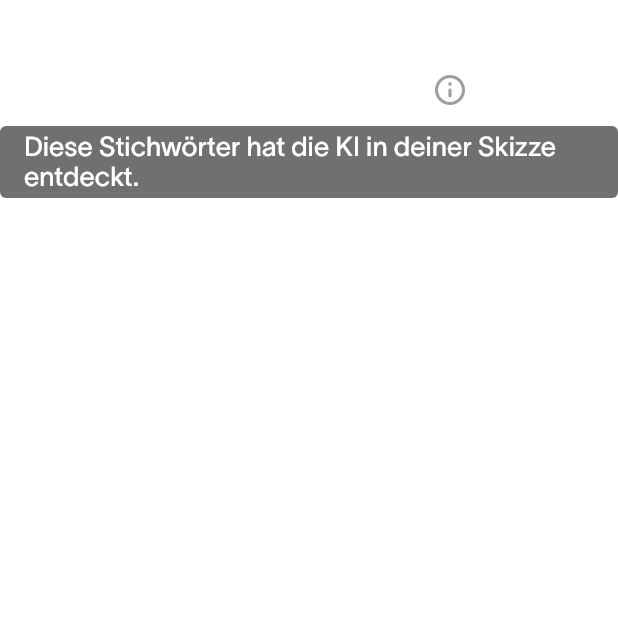
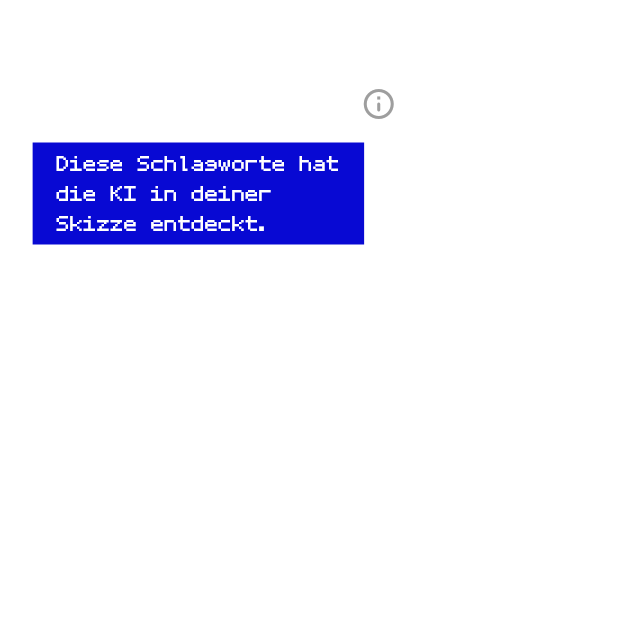
Before and after one commit to disC-SketchySounds/flutter_app, a Flutter app: the AnalysisTagsView screen opened directly, after a tap on the "info outline" icon, on a phone screen of 412 x 824 dp, the top half of it. Run offline on Flutter 3.47's test engine with Material 3 defaults, Android fonts, the phone set to English and light mode, and no system bars; our stand-ins replace shared_preferences; accounts and stored records are empty.

Commit message:
Matched UI to v4 protoype.

```diff
--- a/lib/api/api_service.dart
+++ b/lib/api/api_service.dart
@@ -27,6 +27,7 @@ class APIService {
     var request =
         http.MultipartRequest('POST', Uri.parse('$apiEndpoint/upload-dall-e'));
 
+    print('Loading from $filePath');
     request.files.add(
       await http.MultipartFile.fromPath(
         'inputFile',
--- a/lib/views/analysis_tags_view.dart
+++ b/lib/views/analysis_tags_view.dart
@@ -22,17 +22,22 @@ class AnalysisTagsView extends StatelessWidget {
                   triggerMode: TooltipTriggerMode.manual,
                   showDuration: const Duration(seconds: 1),
                   message:
-                      'Diese Stichwörter hat die KI in deiner Skizze entdeckt.',
+                      'Diese Schlagworte hat\ndie KI in deiner\nSkizze entdeckt.',
                   textStyle: const TextStyle(
-                    fontFamily: 'TWKLausanne',
-                    fontSize: 18,
+                    fontFamily: 'MozartNbp',
+                    fontSize: 24,
                     color: AppColors.white,
+                    backgroundColor: AppColors.blue,
+                  ),
+                  decoration: BoxDecoration(
+                    color: AppColors.blue,
+                    border: Border.all(color: AppColors.white, width: 2.0),
                   ),
                   child: const Text(
-                    'Generierte Schlagwörter',
+                    'Schlagworte',
                     style: TextStyle(
-                      fontFamily: 'TWKLausanne',
-                      fontSize: 21,
+                      fontFamily: 'MozartNbp',
+                      fontSize: 46,
                     ),
                   ),
                 ),
@@ -56,14 +61,15 @@ class AnalysisTagsView extends StatelessWidget {
                     child: Column(
                       crossAxisAlignment: CrossAxisAlignment.start,
                       children: [
-                        for (int i = 0; i < tags.length; i += 2)
+                        for (int i = 0; i < (tags.length < 11 ? tags.length : 10); i += 2)
                           Padding(
                             padding: const EdgeInsets.only(right: 0, top: 15),
                             child: Text(
                               tags[i],
                               style: const TextStyle(
-                                fontFamily: 'TWKLausanne',
-                                fontSize: 18,
+                                fontFamily: 'MozartNbp',
+                                fontSize: 24,
+                                height: 0.5,
                               ),
                             ),
                           ),
@@ -75,14 +81,15 @@ class AnalysisTagsView extends StatelessWidget {
                     child: Column(
                       crossAxisAlignment: CrossAxisAlignment.start,
                       children: [
-                        for (int i = 1; i < tags.length; i += 2)
+                        for (int i = 1; i < (tags.length < 11 ? tags.length : 10); i += 2)
                           Padding(
                             padding: const EdgeInsets.only(right: 0, top: 15),
                             child: Text(
                               tags[i],
                               style: const TextStyle(
-                                fontFamily: 'TWKLausanne',
-                                fontSize: 18,
+                                fontFamily: 'MozartNbp',
+                                fontSize: 24,
+                                height: 0.5,
                               ),
                             ),
                           ),
```
Also changed, not shown: lib/views/analysis_view.dart (+3 -13 lines), lib/views/drawing_view.dart (+1 -23 lines), 1 other file.
